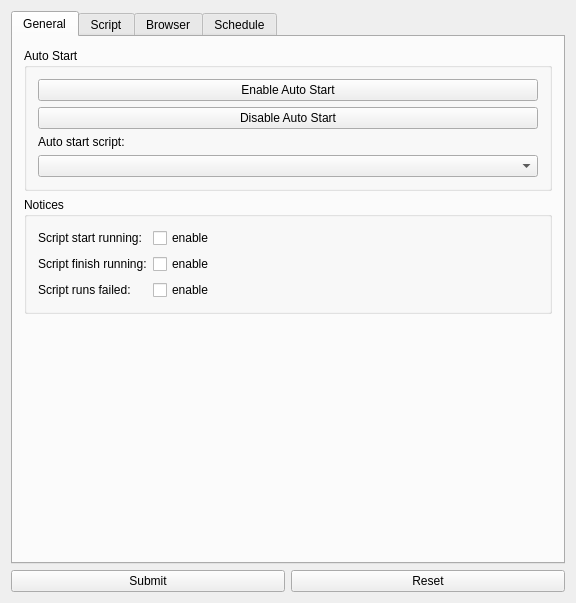
First picture: the form in Concentrating/SettingPage.ui, repository junity233/Concentrating, before the edit.
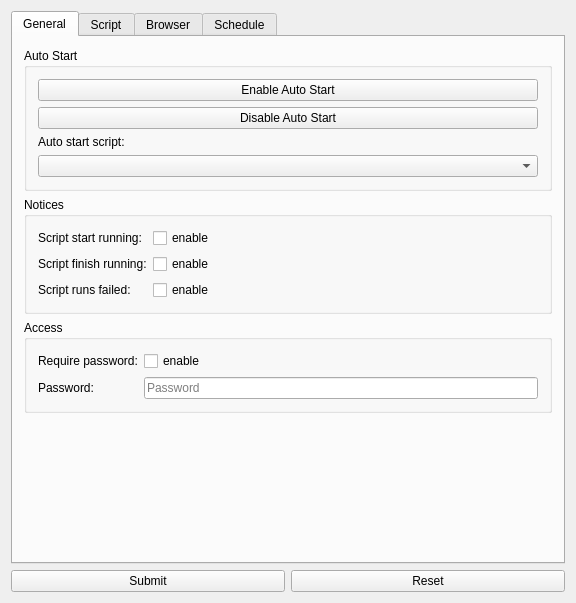
Second picture: the form after the edit. Custom widgets are drawn as their Qt base class.

Patch:
```diff
--- a/Concentrating/SettingPage.ui
+++ b/Concentrating/SettingPage.ui
@@ -108,6 +108,49 @@
          </layout>
         </widget>
        </item>
+       <item>
+        <widget class="QGroupBox" name="access">
+         <property name="title">
+          <string>Access</string>
+         </property>
+         <layout class="QFormLayout" name="formLayout_2">
+          <item row="0" column="0">
+           <widget class="QLabel" name="label_6">
+            <property name="text">
+             <string>Require password:</string>
+            </property>
+           </widget>
+          </item>
+          <item row="0" column="1">
+           <widget class="QCheckBox" name="enablePassword">
+            <property name="text">
+             <string>enable</string>
+            </property>
+           </widget>
+          </item>
+          <item row="1" column="0">
+           <widget class="QLabel" name="label_7">
+            <property name="text">
+             <string>Password:</string>
+            </property>
+           </widget>
+          </item>
+          <item row="1" column="1">
+           <widget class="QLineEdit" name="password">
+            <property name="inputMask">
+             <string/>
+            </property>
+            <property name="echoMode">
+             <enum>QLineEdit::Password</enum>
+            </property>
+            <property name="placeholderText">
+             <string>Password</string>
+            </property>
+           </widget>
+          </item>
+         </layout>
+        </widget>
+       </item>
        <item>
         <spacer name="verticalSpacer">
          <property name="orientation">
```
